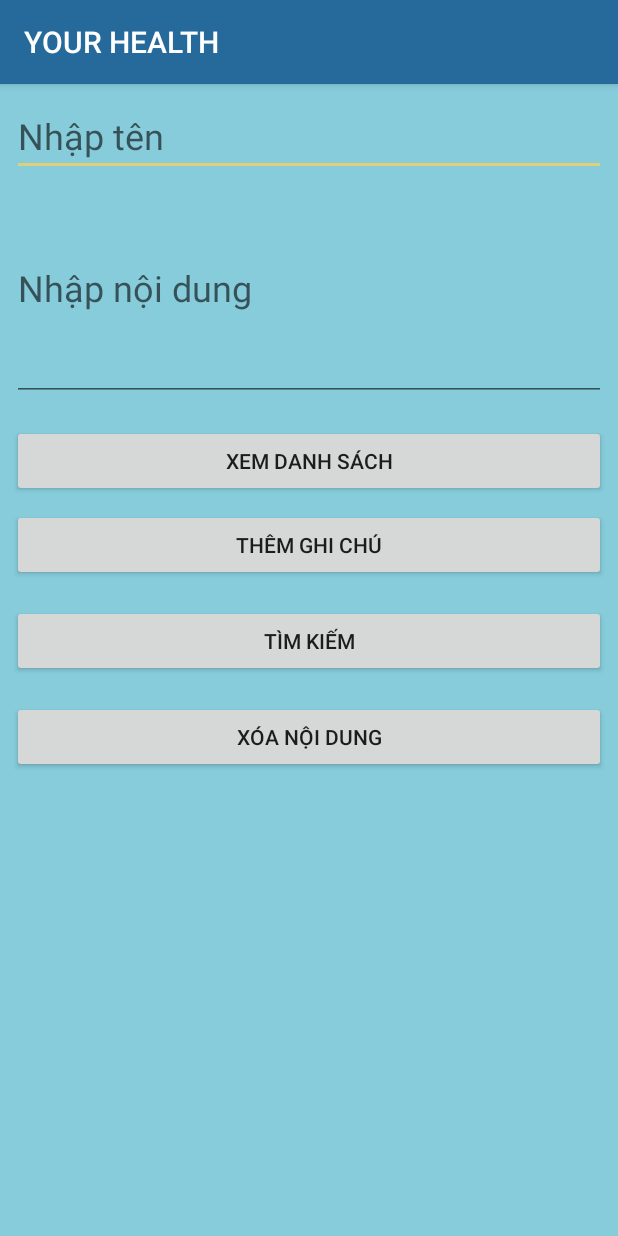
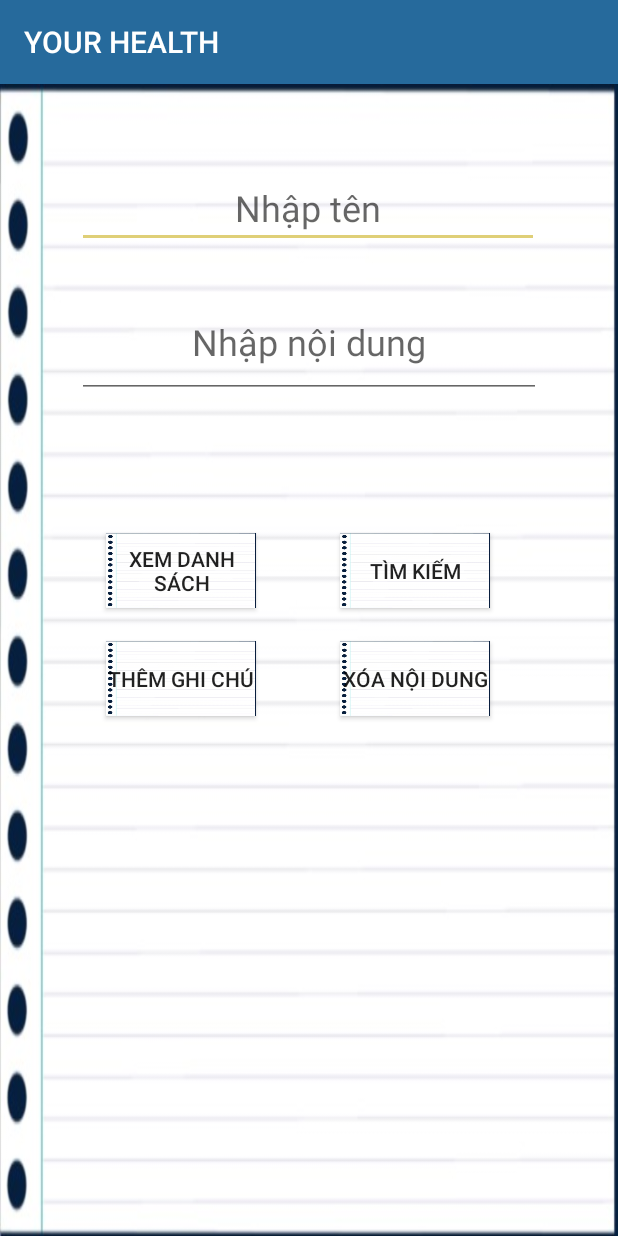
Before and after one commit to doansk/App_SucKhoe, an Android app: the Vietghichu screen opened directly, with no data from a screen before it, on a phone screen of 412 x 824 dp. Run offline under Robolectric (Android 15) with nearby library versions, the phone set to English and light mode, and no system bars.

Commit message:
edit ghichu

```diff
--- a/app/src/main/res/layout/activity_vietghichu.xml
+++ b/app/src/main/res/layout/activity_vietghichu.xml
@@ -1,151 +1,157 @@
 <?xml version="1.0" encoding="utf-8"?>
-<ScrollView
-    xmlns:android="http://schemas.android.com/apk/res/android"
+<android.support.constraint.ConstraintLayout xmlns:android="http://schemas.android.com/apk/res/android"
     xmlns:app="http://schemas.android.com/apk/res-auto"
     xmlns:tools="http://schemas.android.com/tools"
     android:layout_width="match_parent"
     android:layout_height="match_parent"
+    android:background="@drawable/bdanhsach"
     tools:context=".MainActivity"
-    android:background="#87CCDB"
-    >
+    tools:layout_editor_absoluteY="81dp">
 
-<TableLayout
-    android:layout_width="match_parent"
-    android:layout_height="match_parent">
+    <android.support.constraint.ConstraintLayout
+        android:id="@+id/constraintLayout4"
+        android:layout_width="373dp"
+        android:layout_height="178dp"
+        android:layout_marginStart="19dp"
+        android:layout_marginTop="16dp"
+        android:layout_marginEnd="19dp"
+        android:layout_marginBottom="17dp"
+        app:layout_constraintBottom_toTopOf="@+id/constraintLayout5"
+        app:layout_constraintEnd_toEndOf="parent"
+        app:layout_constraintStart_toStartOf="parent"
+        app:layout_constraintTop_toTopOf="parent"
+        tools:ignore="MissingConstraints">
 
         <EditText
             android:id="@+id/studentname"
-            android:layout_width="wrap_content"
-            android:layout_height="wrap_content"
-            android:layout_marginStart="8dp"
-            android:layout_marginLeft="8dp"
-            android:layout_marginTop="8dp"
-            android:layout_marginEnd="8dp"
-            android:layout_marginRight="8dp"
-            android:ems="10"
+            android:layout_width="308dp"
+            android:layout_height="52dp"
+            android:layout_marginStart="32dp"
+            android:layout_marginEnd="33dp"
+            android:width="200dp"
+            android:height="50dp"
             android:hint="Nhập tên"
             android:inputType="textPersonName"
+            android:textAlignment="center"
+            android:textSize="24sp"
+            app:layout_constraintEnd_toEndOf="parent"
+            app:layout_constraintStart_toStartOf="parent"
+            app:layout_constraintTop_toTopOf="parent" />
+
+        <EditText
+            android:id="@+id/studentid"
+            android:layout_width="309dp"
+            android:layout_height="74dp"
+            android:layout_marginStart="32dp"
+            android:layout_marginEnd="32dp"
+            android:width="200dp"
+            android:height="50dp"
+            android:hint="Nhập nội dung"
+            android:inputType="textPersonName"
+            android:textAlignment="center"
             android:textSize="24sp"
             app:layout_constraintBottom_toBottomOf="parent"
             app:layout_constraintEnd_toEndOf="parent"
             app:layout_constraintStart_toStartOf="parent"
-            app:layout_constraintTop_toTopOf="parent"
-            app:layout_constraintVertical_bias="0.197" />
+            app:layout_constraintTop_toBottomOf="@+id/studentname" />
+    </android.support.constraint.ConstraintLayout>
 
-        <EditText
-            android:id="@+id/studentid"
-            android:layout_width="wrap_content"
-            android:layout_height="150dp"
-            android:layout_marginStart="8dp"
-            android:layout_marginLeft="8dp"
-            android:layout_marginEnd="8dp"
-            android:layout_marginRight="8dp"
-            android:layout_marginBottom="8dp"
-            android:ems="10"
-            android:hint="Nhập nội dung"
-            android:inputType="textPersonName"
-            android:textSize="24sp"
-            app:layout_constraintBottom_toBottomOf="parent"
-            app:layout_constraintEnd_toEndOf="parent"
+    <android.support.constraint.ConstraintLayout
+        android:id="@+id/constraintLayout5"
+        android:layout_width="337dp"
+        android:layout_height="134dp"
+        android:layout_marginStart="38dp"
+        android:layout_marginEnd="32dp"
+        android:layout_marginBottom="8dp"
+        app:layout_constraintBottom_toTopOf="@+id/txtData"
+        app:layout_constraintEnd_toEndOf="parent"
+        app:layout_constraintHorizontal_bias="0.0"
+        app:layout_constraintStart_toStartOf="parent"
+        app:layout_constraintTop_toBottomOf="@+id/constraintLayout4"
+        tools:ignore="MissingConstraints">
+
+        <Button
+            android:id="@+id/btnLoad"
+            android:layout_width="100dp"
+            android:layout_height="50dp"
+            android:layout_marginEnd="24dp"
+            android:layout_marginBottom="16dp"
+            android:width="200dp"
+            android:height="50dp"
+            android:background="@drawable/bdanhsach"
+            android:onClick="loadStudents"
+            android:text="Xem danh sách"
+            app:layout_constraintBottom_toTopOf="@+id/btnAdd"
+            app:layout_constraintEnd_toStartOf="@+id/btnFind"
             app:layout_constraintStart_toStartOf="parent"
             app:layout_constraintTop_toTopOf="parent"
-            app:layout_constraintVertical_bias="0.091" />
-        <Button
-            android:id="@+id/btnLoad"
-            android:layout_width="wrap_content"
-            android:layout_height="wrap_content"
-            android:layout_marginStart="8dp"
-            android:layout_marginLeft="8dp"
-            android:layout_marginTop="8dp"
-            android:layout_marginEnd="8dp"
-            android:layout_marginRight="8dp"
-            android:onClick="loadStudents"
-            android:text="Xem danh sách"
-            app:layout_constraintBottom_toBottomOf="parent"
-            app:layout_constraintEnd_toEndOf="parent"
-            app:layout_constraintHorizontal_bias="0.057"
-            app:layout_constraintStart_toStartOf="parent"
-            app:layout_constraintTop_toTopOf="parent"
-            app:layout_constraintVertical_bias="0.334"
             tools:ignore="OnClick" />
 
         <Button
             android:id="@+id/btnAdd"
-            android:layout_width="wrap_content"
-            android:layout_height="wrap_content"
-            android:layout_marginStart="8dp"
-            android:layout_marginLeft="8dp"
-            android:layout_marginTop="8dp"
-            android:layout_marginEnd="8dp"
-            android:layout_marginRight="8dp"
-            android:layout_marginBottom="8dp"
+            android:layout_width="100dp"
+            android:layout_height="50dp"
+            android:layout_marginEnd="24dp"
+            android:width="200dp"
+            android:height="50dp"
+            android:background="@drawable/bdanhsach"
             android:onClick="addStudent"
             android:text="Thêm ghi chú"
             app:layout_constraintBottom_toBottomOf="parent"
-            app:layout_constraintEnd_toEndOf="parent"
-            app:layout_constraintHorizontal_bias="0.498"
+            app:layout_constraintEnd_toStartOf="@+id/btnDelete"
             app:layout_constraintStart_toStartOf="parent"
-            app:layout_constraintTop_toTopOf="parent"
-            app:layout_constraintVertical_bias="0.338"
+            app:layout_constraintTop_toBottomOf="@+id/btnLoad"
             tools:ignore="OnClick" />
-
 
         <Button
             android:id="@+id/btnFind"
-            android:layout_width="wrap_content"
-            android:layout_height="wrap_content"
-            android:layout_marginStart="8dp"
-            android:layout_marginLeft="8dp"
-            android:layout_marginTop="8dp"
-            android:layout_marginEnd="8dp"
-            android:layout_marginRight="8dp"
-            android:layout_marginBottom="8dp"
+            android:layout_width="100dp"
+            android:layout_height="50dp"
+            android:layout_marginEnd="16dp"
+            android:layout_marginBottom="16dp"
+            android:width="200dp"
+            android:height="50dp"
+            android:background="@drawable/bdanhsach"
             android:onClick="findAllStudent"
             android:text="Tìm kiếm"
-            app:layout_constraintBottom_toBottomOf="parent"
+            app:layout_constraintBottom_toTopOf="@+id/btnDelete"
             app:layout_constraintEnd_toEndOf="parent"
-            app:layout_constraintHorizontal_bias="0.892"
-            app:layout_constraintStart_toStartOf="parent"
+            app:layout_constraintStart_toEndOf="@+id/btnLoad"
             app:layout_constraintTop_toTopOf="parent"
-            app:layout_constraintVertical_bias="0.338"
             tools:ignore="OnClick" />
 
         <Button
             android:id="@+id/btnDelete"
-            android:layout_width="wrap_content"
-            android:layout_height="wrap_content"
-            android:layout_marginStart="8dp"
-            android:layout_marginLeft="8dp"
-            android:layout_marginTop="8dp"
-            android:layout_marginEnd="8dp"
-            android:layout_marginRight="8dp"
-            android:layout_marginBottom="8dp"
+            android:layout_width="100dp"
+            android:layout_height="50dp"
+            android:layout_marginEnd="16dp"
+            android:width="200dp"
+            android:height="50dp"
+            android:background="@drawable/bdanhsach"
             android:onClick="deleteStudent"
             android:text="Xóa nội dung"
             app:layout_constraintBottom_toBottomOf="parent"
             app:layout_constraintEnd_toEndOf="parent"
-            app:layout_constraintHorizontal_bias="0.296"
-            app:layout_constraintStart_toStartOf="parent"
-            app:layout_constraintTop_toTopOf="parent"
-            app:layout_constraintVertical_bias="0.445"
+            app:layout_constraintStart_toEndOf="@+id/btnAdd"
+            app:layout_constraintTop_toBottomOf="@+id/btnFind"
             tools:ignore="OnClick" />
+    </android.support.constraint.ConstraintLayout>
 
+    <TextView
+        android:id="@+id/txtData"
+        android:layout_width="328dp"
+        android:layout_height="219dp"
+        android:layout_marginStart="59dp"
+        android:layout_marginEnd="24dp"
+        android:layout_marginBottom="31dp"
+        android:width="200dp"
+        android:height="50dp"
+        android:textAlignment="viewStart"
+        android:textColor="#000000"
+        android:textSize="24sp"
+        app:layout_constraintBottom_toBottomOf="parent"
+        app:layout_constraintEnd_toEndOf="parent"
+        app:layout_constraintStart_toStartOf="parent"
+        app:layout_constraintTop_toBottomOf="@+id/constraintLayout5" />
 
-        <TextView
-            android:id="@+id/txtData"
-            android:layout_width="wrap_content"
-            android:layout_height="wrap_content"
-            android:layout_marginStart="8dp"
-            android:layout_marginLeft="8dp"
-            android:layout_marginTop="8dp"
-            android:layout_marginEnd="8dp"
-            android:layout_marginRight="8dp"
-            android:textColor="#000000"
-            android:textSize="30sp"
-            app:layout_constraintBottom_toBottomOf="parent"
-            app:layout_constraintEnd_toEndOf="parent"
-            app:layout_constraintStart_toStartOf="parent"
-            app:layout_constraintTop_toTopOf="parent"
-            app:layout_constraintVertical_bias="0.944" />
-</TableLayout>
-</ScrollView>
+</android.support.constraint.ConstraintLayout>
--- a/app/src/main/res/layout/fragment_ghi_chu.xml
+++ b/app/src/main/res/layout/fragment_ghi_chu.xml
@@ -4,16 +4,21 @@
     xmlns:tools="http://schemas.android.com/tools"
     android:layout_width="match_parent"
     android:layout_height="match_parent"
-    android:background="#fff"
+    android:background="@drawable/bdanhsach"
     tools:context=".MainActivity">
 
     <Button
         android:id="@+id/btnghichu"
-        android:layout_width="0dp"
-        android:layout_height="wrap_content"
-        android:layout_marginBottom="188dp"
+        android:layout_width="305dp"
+        android:layout_height="50dp"
+        android:layout_marginStart="59dp"
+        android:layout_marginTop="23dp"
+        android:layout_marginEnd="29dp"
+        android:layout_marginBottom="239dp"
         android:background="@color/colorAccent"
         android:text="@string/ghi_ch"
+        android:textSize="24sp"
+        android:textStyle="bold"
         app:layout_constraintBottom_toBottomOf="parent"
         app:layout_constraintEnd_toEndOf="parent"
         app:layout_constraintStart_toStartOf="parent"
@@ -21,10 +26,12 @@
 
     <ImageView
         android:id="@+id/imageView"
-        android:layout_width="0dp"
-        android:layout_height="0dp"
-        android:layout_marginTop="74dp"
-        android:layout_marginBottom="1dp"
+        android:layout_width="361dp"
+        android:layout_height="200dp"
+        android:layout_marginStart="27dp"
+        android:layout_marginTop="71dp"
+        android:layout_marginEnd="5dp"
+        android:layout_marginBottom="8dp"
         app:layout_constraintBottom_toTopOf="@+id/textView2"
         app:layout_constraintEnd_toEndOf="parent"
         app:layout_constraintStart_toStartOf="parent"
@@ -33,13 +40,17 @@
 
     <TextView
         android:id="@+id/textView2"
-        android:layout_width="wrap_content"
-        android:layout_height="wrap_content"
-        android:layout_marginBottom="54dp"
+        android:layout_width="358dp"
+        android:layout_height="42dp"
+        android:layout_marginStart="27dp"
+        android:layout_marginTop="24dp"
+        android:layout_marginEnd="8dp"
+        android:layout_marginBottom="32dp"
         android:text="Mỗi ngày bạn hãy ghi chú lại để xem sức khỏe và vóc dáng của bạn thay đổi ra sao nhé ^.^"
         android:textAlignment="center"
         android:textStyle="bold"
         app:layout_constraintBottom_toTopOf="@+id/btnghichu"
-        app:layout_constraintStart_toStartOf="@+id/imageView"
+        app:layout_constraintEnd_toEndOf="parent"
+        app:layout_constraintStart_toStartOf="parent"
         app:layout_constraintTop_toBottomOf="@+id/imageView" />
 </android.support.constraint.ConstraintLayout>
```
Also changed, not shown: app/src/main/res/drawable/bdanhsach.jpg (added).
